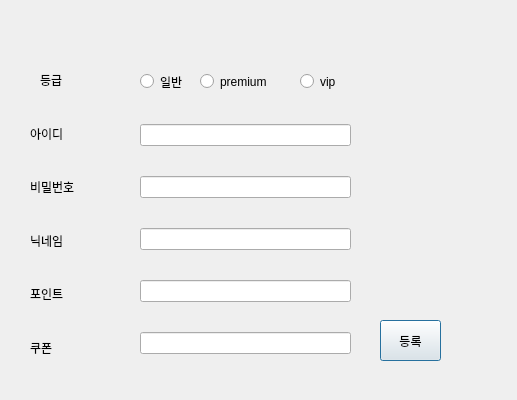
First picture: the form in server/member_edit.ui, repository rentacar-4team/rentacar, before the edit.
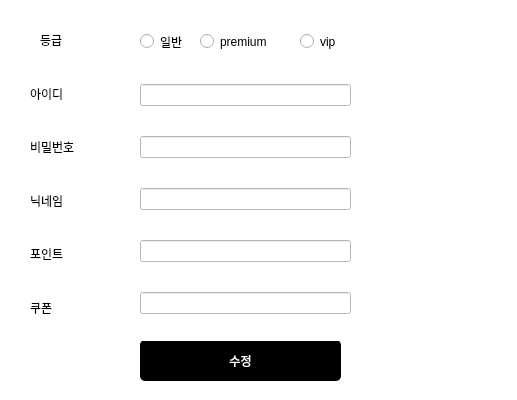
Second picture: the form after the edit.

Commit message: 렌터카 예약 수정, 삭제 기능 추가

```diff
--- a/server/member_edit.ui
+++ b/server/member_edit.ui
@@ -13,24 +13,33 @@
   <property name="windowTitle">
    <string>Dialog</string>
   </property>
+  <property name="styleSheet">
+   <string notr="true">background-color: rgb(255, 255, 255);
+</string>
+  </property>
   <widget class="QPushButton" name="edit_btn">
    <property name="geometry">
     <rect>
-     <x>380</x>
-     <y>320</y>
-     <width>61</width>
+     <x>140</x>
+     <y>340</y>
+     <width>201</width>
      <height>41</height>
     </rect>
    </property>
+   <property name="styleSheet">
+    <string notr="true">background-color: rgb(0, 0, 0);
+color: rgb(255, 255, 255);
+border-radius: 5px;</string>
+   </property>
    <property name="text">
-    <string>등록</string>
+    <string>수정</string>
    </property>
   </widget>
   <widget class="QWidget" name="verticalLayoutWidget">
    <property name="geometry">
     <rect>
      <x>30</x>
-     <y>110</y>
+     <y>70</y>
      <width>101</width>
      <height>261</height>
     </rect>
@@ -77,7 +86,7 @@
    <property name="geometry">
     <rect>
      <x>140</x>
-     <y>100</y>
+     <y>60</y>
      <width>211</width>
      <height>281</height>
     </rect>
@@ -108,7 +117,7 @@
    <property name="geometry">
     <rect>
      <x>40</x>
-     <y>60</y>
+     <y>20</y>
      <width>99</width>
      <height>39</height>
     </rect>
@@ -121,7 +130,7 @@
    <property name="geometry">
     <rect>
      <x>140</x>
-     <y>70</y>
+     <y>30</y>
      <width>112</width>
      <height>23</height>
     </rect>
@@ -134,7 +143,7 @@
    <property name="geometry">
     <rect>
      <x>200</x>
-     <y>70</y>
+     <y>30</y>
      <width>112</width>
      <height>23</height>
     </rect>
@@ -147,7 +156,7 @@
    <property name="geometry">
     <rect>
      <x>300</x>
-     <y>70</y>
+     <y>30</y>
      <width>112</width>
      <height>23</height>
     </rect>
```
The commit also changes 18 other files.
